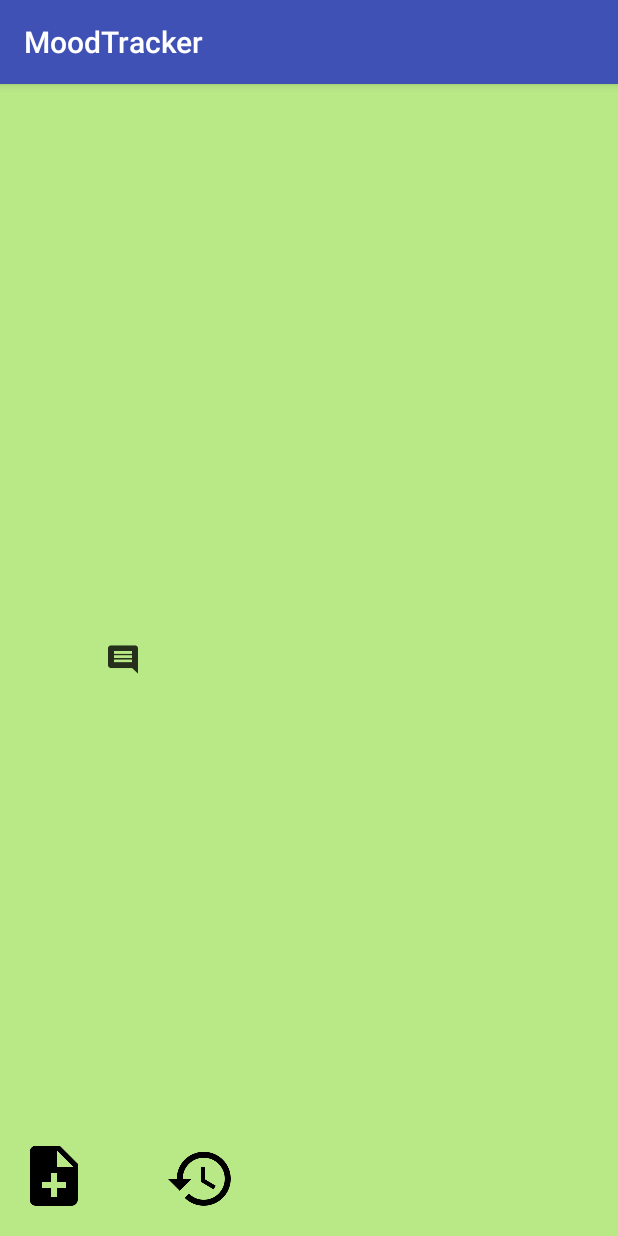
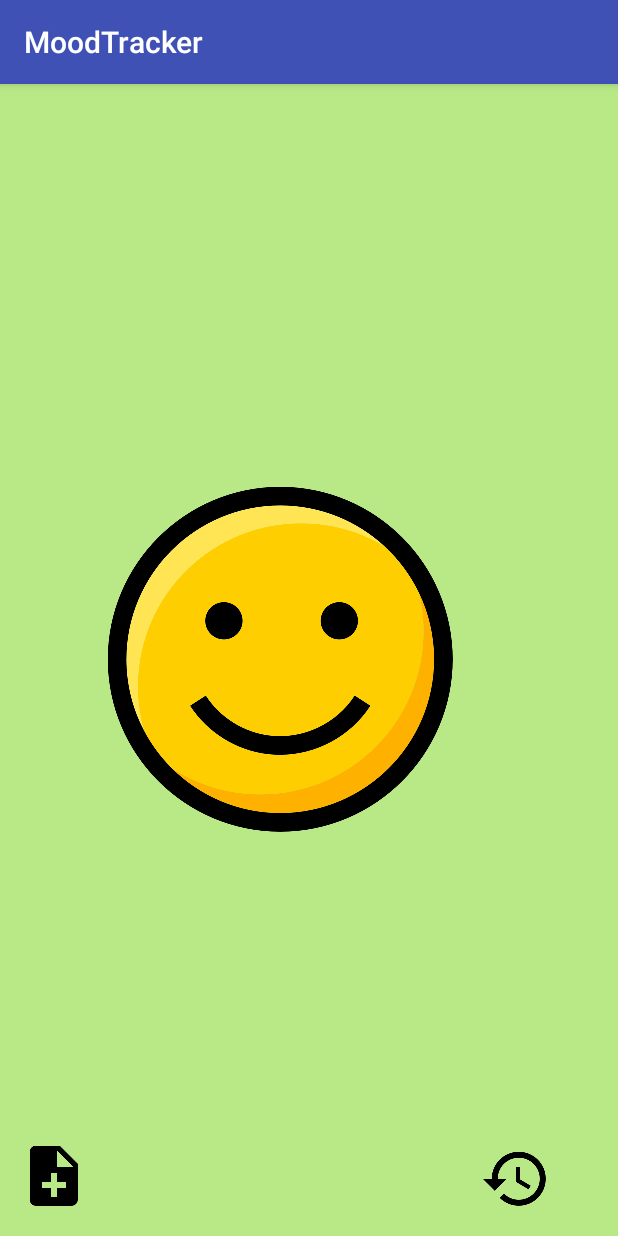
Before and after one commit to JimmyMad/MoodTracker, an Android app: the screen it shows after launch (MainActivity), on a phone screen of 412 x 824 dp. Run offline under Robolectric (Android 15) with nearby library versions, the phone set to English and light mode, and no system bars; 1 statement that could not run was skipped.

Commit message:
MoodBank created
Added getter and setter for Mood.java + a new String for the name of the mood

MainActivity.java edited to create the activity with a default mood

```diff
--- a/app/src/main/java/com/sweethome/jimmy/moodtracker/MainActivity.java
+++ b/app/src/main/java/com/sweethome/jimmy/moodtracker/MainActivity.java
@@ -1,23 +1,66 @@
 package com.sweethome.jimmy.moodtracker;
 
+import android.content.Context;
+import android.content.SharedPreferences;
 import android.support.v7.app.AppCompatActivity;
 import android.os.Bundle;
+import android.view.GestureDetector;
 import android.widget.ImageView;
 import android.widget.LinearLayout;
 
 public class MainActivity extends AppCompatActivity {
+
+    private GestureDetector mGestureDetector;
+    private ImageView mMoodImage;
+    private ImageView mAddCommentImage;
+    private ImageView mHistoricImage;
+    private LinearLayout mBackgroundColor;
+
+    private MoodBank mMoodBank;
+
+    private Mood mCurrentMood;
+
+    public static final int SAVED_MOOD_ID = 0;
 
     @Override
     protected void onCreate(Bundle savedInstanceState) {
         super.onCreate(savedInstanceState);
         setContentView(R.layout.activity_main);
 
-        ImageView img = (ImageView) findViewById(R.id.MainActivity_Smiley_ImageView);
-        LinearLayout background = (LinearLayout) findViewById(R.id.MainActivity_Background_LinearLayout);
+
+
+        mMoodBank = new MoodBank();
+        Mood moodTable[] = mMoodBank.getMoodTable();
+
+        SharedPreferences sharedPref = this.getPreferences(Context.MODE_PRIVATE);
+        SharedPreferences.Editor editor = sharedPref.edit();
+        editor.putInt("SAVED_MOOD_ID", );
+
+        if(SAVED_MOOD_ID == 0) {
+            mCurrentMood = moodTable[3];
+        } else {
+            for (Mood aMood : moodTable) {
+                if(SAVED_MOOD_ID == aMood.getMoodId()) {
+                    mCurrentMood = aMood;
+                }
+            }
+        }
+
+        ImageView mMoodImage = findViewById(R.id.MainActivity_Smiley_ImageView);
+        ImageView mAddCommentImage = findViewById(R.id.MainActivity_NewComment_ImageView);
+        ImageView mHistoricImage = findViewById(R.id.MainActivity_Historic_ImageView);
+        LinearLayout mBackgroundColor = findViewById(R.id.MainActivity_Background_LinearLayout);
+
+        mMoodImage.setImageResource(mCurrentMood.getMoodId());
+        mBackgroundColor.setBackgroundResource(mCurrentMood.getColorId());
+
+
+        /*
+        img.setImageResource(R.drawable.ic_comment_black_48px);
+        background.setBackgroundResource(R.color.colorAccent);
+        */
 
 
 
-        img.setImageResource(R.drawable.ic_comment_black_48px);
-        background.getResources().getColor(R.color.light_sage);
     }
 }
--- a/app/src/main/java/com/sweethome/jimmy/moodtracker/Mood.java
+++ b/app/src/main/java/com/sweethome/jimmy/moodtracker/Mood.java
@@ -4,9 +4,35 @@ public class Mood {
 
     private int moodId;
     private int colorId;
+    private String moodName;
 
-    public Mood(int moodId, int colorId) {
+    public Mood(int moodId, int colorId, String moodName) {
         this.moodId = moodId;
         this.colorId = colorId;
+        this.moodName = moodName;
+    }
+
+    public int getMoodId() {
+        return moodId;
+    }
+
+    public void setMoodId(int moodId) {
+        this.moodId = moodId;
+    }
+
+    public int getColorId() {
+        return colorId;
+    }
+
+    public void setColorId(int colorId) {
+        this.colorId = colorId;
+    }
+
+    public String getMoodName() {
+        return moodName;
+    }
+
+    public void setMoodName(String moodName) {
+        this.moodName = moodName;
     }
 }
--- /dev/null
+++ b/app/src/main/java/com/sweethome/jimmy/moodtracker/MoodBank.java
@@ -0,0 +1,31 @@
+package com.sweethome.jimmy.moodtracker;
+
+
+public class MoodBank {
+
+
+    private Mood moodTable[];
+
+    public MoodBank() {
+        this.moodTable = generateMoodTable();
+    }
+
+    /**
+     * Creates all the moods and store them in a table
+     * @return a table of moods
+     */
+    private Mood[] generateMoodTable() {
+        Mood sadMood = new Mood(R.drawable.smiley_sad, R.color.faded_red, "Sad");
+        Mood disappointedMood = new Mood(R.drawable.smiley_disappointed, R.color.warm_grey, "Disappointed");
+        Mood normalMood = new Mood(R.drawable.smiley_normal, R.color.cornflower_blue_65, "Normal");
+        Mood happyMood = new Mood(R.drawable.smiley_happy, R.color.light_sage, "Happy");
+        Mood superHappyMood = new Mood(R.drawable.smiley_super_happy, R.color.banana_yellow, "Super Happy");
+
+        Mood moodTab[] = {sadMood, disappointedMood, normalMood, happyMood, superHappyMood};
+        return moodTab;
+    }
+
+    public Mood[] getMoodTable() {
+        return moodTable;
+    }
+}
--- a/app/src/main/res/layout/activity_main.xml
+++ b/app/src/main/res/layout/activity_main.xml
@@ -1,5 +1,5 @@
 <?xml version="1.0" encoding="utf-8"?>
-<LinearLayout xmlns:app="http://schemas.android.com/apk/res-auto"
+<LinearLayout
     android:id="@+id/MainActivity_Background_LinearLayout"
     xmlns:android="http://schemas.android.com/apk/res/android"
     xmlns:tools="http://schemas.android.com/tools"
```
